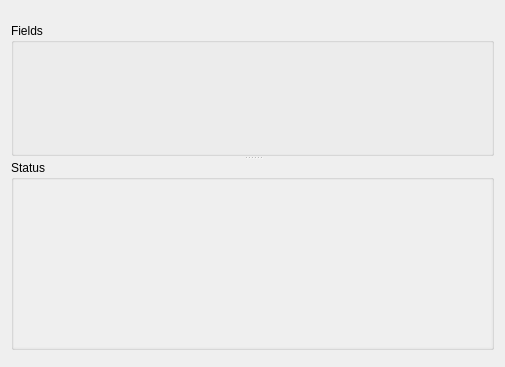
Qt form designer/addcards.ui (ankitects/anki) before a commit.
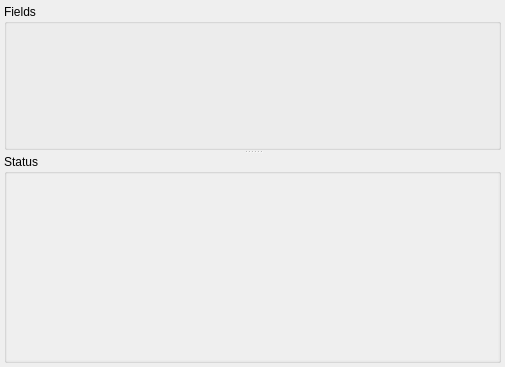
The same form after that commit.

Diff of the .ui file:
```diff
--- a/designer/addcards.ui
+++ b/designer/addcards.ui
@@ -13,13 +13,19 @@
    <string>Anki - Add Items</string>
   </property>
   <layout class="QVBoxLayout" name="verticalLayout" >
+   <property name="spacing" >
+    <number>0</number>
+   </property>
+   <property name="margin" >
+    <number>4</number>
+   </property>
    <item>
     <layout class="QGridLayout" >
      <property name="margin" >
-      <number>3</number>
+      <number>0</number>
      </property>
      <property name="spacing" >
-      <number>3</number>
+      <number>0</number>
      </property>
      <item row="0" column="0" >
       <widget class="QWidget" native="1" name="modelArea" />
```
